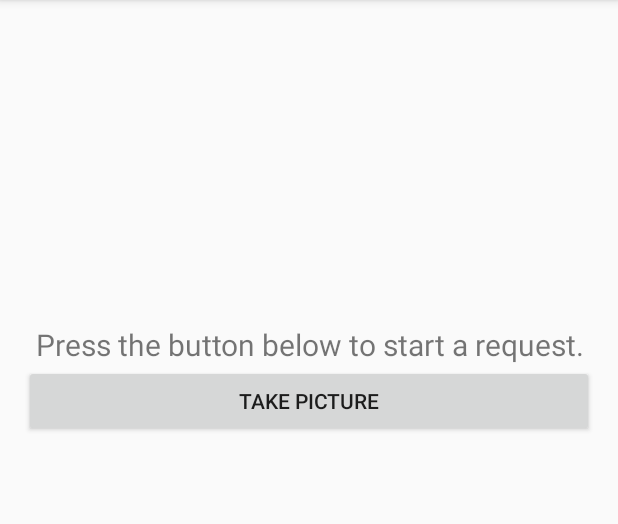
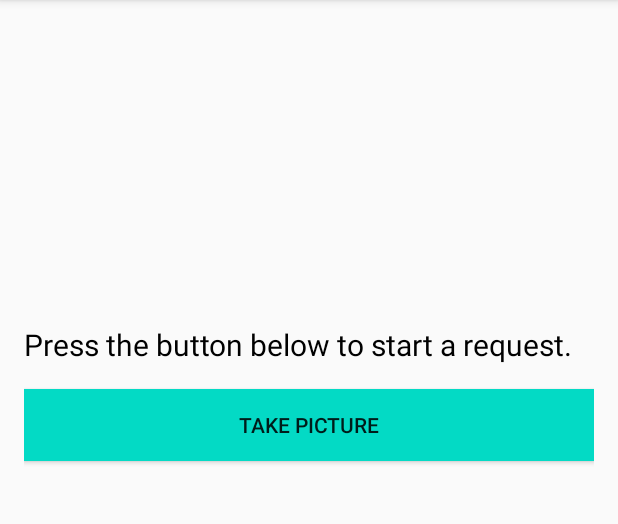
Before and after one commit to Tetrada32/CarsRecognition, an Android app: the screen it shows after launch (MainActivity), on a phone screen of 412 x 824 dp, the part 84-608 px from its top. Run offline under Robolectric (Android 15) with nearby library versions, the phone set to English and light mode, and no system bars; our stand-ins replace data binding; libraries missing offline, so code that uses them is left out: org.openalpr, org.openalpr.model.

Commit message:
code refactor

```diff
--- a/app/src/main/java/com/gahov/car_plate_recognition/app/ui/home/HomeFragment.kt
+++ b/app/src/main/java/com/gahov/car_plate_recognition/app/ui/home/HomeFragment.kt
@@ -1,33 +1,27 @@
 package com.gahov.car_plate_recognition.app.ui.home
 
-import android.Manifest
-import android.app.Activity.RESULT_OK
 import android.content.Context
 import android.content.Intent
-import android.content.pm.PackageManager
-import android.graphics.BitmapFactory
 import android.net.Uri
-import android.os.AsyncTask
 import android.os.Bundle
 import android.os.Environment
 import android.provider.MediaStore
-import android.util.Log
-import android.view.View
-import android.widget.Toast
-import androidx.core.app.ActivityCompat
-import androidx.core.content.ContextCompat
 import androidx.core.content.FileProvider
-import com.gahov.car_plate_recognition.BR
-import com.gahov.car_plate_recognition.BuildConfig
+import androidx.lifecycle.Observer
 import com.gahov.car_plate_recognition.R
 import com.gahov.car_plate_recognition.app.arch.BaseFragment
 import com.gahov.car_plate_recognition.app.ui.main.MainActivity
+import com.gahov.car_plate_recognition.app.util.Constants.AUTHORITY
+import com.gahov.car_plate_recognition.app.util.Constants.FLOAT
+import com.gahov.car_plate_recognition.app.util.Constants.JPEG_PREFIX
+import com.gahov.car_plate_recognition.app.util.Constants.JPEG_SUFFIX
+import com.gahov.car_plate_recognition.app.util.Constants.REQUEST_IMAGE
 import com.gahov.car_plate_recognition.app.util.ImageLoader
+import com.gahov.car_plate_recognition.app.util.extensions.toast
 import com.gahov.car_plate_recognition.databinding.HomeScreenFragmentBinding
 import com.google.gson.Gson
 import com.google.gson.JsonSyntaxException
 import org.koin.android.ext.android.inject
-import org.openalpr.OpenALPR
 import org.openalpr.model.Results
 import org.openalpr.model.ResultsError
 import java.io.File
@@ -36,24 +30,17 @@ import java.text.SimpleDateFormat
 import java.util.*
 
 class HomeFragment : BaseFragment<HomeScreenFragmentBinding>() {
-
-    private val viewModel: HomeViewModel by inject()
-    private val imageLoader: ImageLoader by inject()
-
     override fun getLayoutId() = R.layout.home_screen_fragment
 
     override fun initViewModel() = this
 
     override fun getCurrentDestinationId(): Int = R.id.homeFragment
 
-    override fun setSubscribers() {}
-
-    private val REQUEST_IMAGE = 100
-    private val STORAGE = 1
-    private var ANDROID_DATA_DIR: String? = null
+    private var androidDataDir: String? = null
     private var destination: File? = null
 
-    private val TAG: String = "TAG"
+    private val viewModel: HomeViewModel by inject()
+    private val imageLoader: ImageLoader by inject()
 
     lateinit var currentPhotoPath: String
     lateinit var saveContext: Context
@@ -64,7 +51,7 @@ class HomeFragment : BaseFragment<HomeScreenFragmentBinding>() {
         if (context != null) saveContext = context as Context
         if (activity != null) saveActivity = activity as MainActivity
 
-        ANDROID_DATA_DIR = activity?.applicationInfo?.dataDir
+        androidDataDir = saveActivity.applicationInfo?.dataDir
     }
 
     override fun onResume() {
@@ -77,61 +64,41 @@ class HomeFragment : BaseFragment<HomeScreenFragmentBinding>() {
         binding.presenter = null
     }
 
+    override fun setSubscribers() {
+        viewModel.recognitionResult.observe(this, Observer { setRecognitionResult(it) })
+    }
+
     override fun onActivityResult(
         requestCode: Int,
         resultCode: Int,
         data: Intent?
     ) {
         super.onActivityResult(requestCode, resultCode, data)
-        if (requestCode == REQUEST_IMAGE && resultCode == RESULT_OK) {
-            val openAlprConfFile =
-                ANDROID_DATA_DIR + File.separatorChar + "runtime_data" + File.separatorChar + "openalpr.conf"
-            val options = BitmapFactory.Options()
-            options.inSampleSize = 10
+        binding.textView.text = getString(R.string.processing)
 
-//            Picasso.with(this@MainActivity).load(destination).fit().centerCrop().into(imageView)
         imageLoader.loadImage(binding.imageView, destination)
-            binding.textView.text = "Processing"
-            AsyncTask.execute {
-                val result =
-                    OpenALPR.Factory.create(saveContext, ANDROID_DATA_DIR)
-                        .recognizeWithCountryRegionNConfig(
-                            "eu",
-                            "",
-                            destination?.absolutePath,
-                            openAlprConfFile,
-                            10
-                        )
+        viewModel.recognizePlateNumber(saveContext, androidDataDir, destination)
+    }
+
+    private fun setRecognitionResult(result: String) {
         try {
             val results: Results? = Gson().fromJson(result, Results::class.java)
-                    saveActivity.runOnUiThread {
-                        if (results?.results == null || results.results.size == 0) {
-                            Toast.makeText(
-                                saveContext,
-                                "It was not possible to detect the licence plate.",
-                                Toast.LENGTH_LONG
-                            ).show()
+            results.apply {
+                if (this?.results.isNullOrEmpty()) {
+                    showError(getString(R.string.recognizing_error_text))
+                } else {
                     binding.textView.text =
-                                "It was not possible to detect the licence plate."
-                        } else {
-                            binding.textView.text = ("Plate: " + results.results[0]
-                                .plate // Trim confidence to two decimal places
-                                    + " Confidence: " + String.format(
-                                "%.2f",
-                                results.results[0].confidence
-                            ) + "%" // Convert processing time to seconds and trim to two decimal places
-                                    + " Processing time: " + String.format(
-                                "%.2f",
-                                results.processingTimeMs / 1000.0 % 60
-                            ) + " seconds")
+                        (getString(R.string.plate_text)
+                            + results?.results?.get(0)?.plate
+                            + getString(R.string.confidence_text)
+                            + String.format(FLOAT, results?.results?.get(0)?.confidence)
+                            + getString(R.string.persent))
                      }
                  }
+
         } catch (exception: JsonSyntaxException) {
-                    val resultsError: ResultsError =
-                        Gson().fromJson(result, ResultsError::class.java)
-                    saveActivity.runOnUiThread { binding.textView.text = resultsError.msg }
-                }
-            }
+            val resultsError: ResultsError = Gson().fromJson(result, ResultsError::class.java)
+            showError(resultsError.msg)
         }
     }
 
@@ -139,11 +106,9 @@ class HomeFragment : BaseFragment<HomeScreenFragmentBinding>() {
     private fun createImageFile(): File {
         // Create an image file name
         val timeStamp: String = SimpleDateFormat("yyyyMMdd_HHmmss").format(Date())
-        val storageDir: File? = saveActivity.getExternalFilesDir(Environment.DIRECTORY_PICTURES)
+        val storageDir: File? = saveContext.getExternalFilesDir(Environment.DIRECTORY_PICTURES)
         return File.createTempFile(
-            "JPEG_${timeStamp}_", /* prefix */
-            ".jpg", /* suffix */
-            storageDir /* directory */
+            JPEG_PREFIX + "${timeStamp}_", JPEG_SUFFIX, storageDir
         ).apply {
             // Save a file: path for use with ACTION_VIEW intents
             currentPhotoPath = absolutePath
@@ -152,99 +117,29 @@ class HomeFragment : BaseFragment<HomeScreenFragmentBinding>() {
 
     fun dispatchTakePictureIntent() {
         Intent(MediaStore.ACTION_IMAGE_CAPTURE).also { takePictureIntent ->
-            // Ensure that there's a camera activity to handle the intent
-            takePictureIntent.resolveActivity(saveActivity.packageManager)?.also {
+            takePictureIntent.resolveActivity(saveContext.packageManager)?.also {
                 // Create the File where the photo should go
                 destination = try {
                     createImageFile()
                 } catch (ex: IOException) {
-                    // Error occurred while creating the File
+                    showError(ex.toString())
                     null
                 }
                 // Continue only if the File was successfully created
                 destination?.also {
                     val photoURI: Uri = FileProvider.getUriForFile(
-                        saveContext,
-                        BuildConfig.APPLICATION_ID + ".provider",
-                        it
-                    )
+                        saveContext, AUTHORITY, it)
                     takePictureIntent.putExtra(MediaStore.EXTRA_OUTPUT, photoURI)
                     startActivityForResult(takePictureIntent, REQUEST_IMAGE)
                 }
             }
         }
     }
+
+    private fun showError(message: String) {
+        message.apply {
+            saveContext.toast(this)
+            binding.textView.text = this
         }
-
-
-
-
-
-
-
-
-
-//    fun checkPermission() {
-//        val permissions: MutableList<String> =
-//            ArrayList()
-//        if (ContextCompat.checkSelfPermission(
-//                saveContext,
-//                Manifest.permission.WRITE_EXTERNAL_STORAGE
-//            ) !== PackageManager.PERMISSION_GRANTED
-//        ) {
-//            permissions.add(Manifest.permission.WRITE_EXTERNAL_STORAGE)
-//        }
-//        if (permissions.isNotEmpty()) {
-//            Toast.makeText(saveContext, "Storage access needed to manage the picture.", Toast.LENGTH_LONG)
-//                .show()
-//            val params = permissions.toTypedArray()
-//            ActivityCompat.requestPermissions(saveActivity, params, STORAGE)
-//        } else { // We already have permissions, so handle as normal
-//            dispatchTakePictureIntent()
-//        }
-//    }
-//
-//        override fun onRequestPermissionsResult(
-//        requestCode: Int,
-//        permissions: Array<String>,
-//        grantResults: IntArray
-//    ) {
-//        when (requestCode) {
-//            STORAGE -> {
-//                val perms: MutableMap<String, Int> =
-//                    HashMap()
-//                // Initial
-//                perms[Manifest.permission.WRITE_EXTERNAL_STORAGE] =
-//                    PackageManager.PERMISSION_GRANTED
-//                // Fill with results
-//                var i = 0
-//                while (i < permissions.size) {
-//                    perms[permissions[i]] = grantResults[i]
-//                    i++
-//                }
-//                // Check for WRITE_EXTERNAL_STORAGE
-//                val storage =
-//                    perms[Manifest.permission.WRITE_EXTERNAL_STORAGE] == PackageManager.PERMISSION_GRANTED
-//                if (storage) {
-//                    // permission was granted, yay!
-//                    dispatchTakePictureIntent()
-//                } else {
-//                    // Permission Denied
-//                    Toast.makeText(
-//                        saveContext,
-//                        "Storage permission is needed to analyse the picture.",
-//                        Toast.LENGTH_LONG
-//                    ).show()
-//                }
-//            }
-//            else -> {
-//            }
-//        }
-//    }
-//
-//    private fun dateToString(date: Date?, format: String?): String {
-//        val df =
-//            SimpleDateFormat(format, Locale.getDefault())
-//        return df.format(date)
-//    }
-//
+    }
+}
--- a/app/src/main/java/com/gahov/car_plate_recognition/app/ui/home/HomeViewModel.kt
+++ b/app/src/main/java/com/gahov/car_plate_recognition/app/ui/home/HomeViewModel.kt
@@ -1,6 +1,42 @@
 package com.gahov.car_plate_recognition.app.ui.home
 
+import android.content.Context
+import android.graphics.BitmapFactory
+import androidx.lifecycle.MutableLiveData
 import com.gahov.car_plate_recognition.app.arch.BaseCoroutinesViewModel
+import kotlinx.coroutines.Dispatchers
+import kotlinx.coroutines.launch
+import kotlinx.coroutines.withContext
+import org.openalpr.OpenALPR
+import java.io.File
 
 class HomeViewModel : BaseCoroutinesViewModel() {
+
+    private val options = BitmapFactory.Options()
+
+    val recognitionResult = MutableLiveData<String>()
+
+    fun recognizePlateNumber(
+        context: Context,
+        ANDROID_DATA_DIR: String?,
+        destination: File?
+    ) {
+        scope.launch {
+            withContext(Dispatchers.IO) {
+                val openAlprConfFile = ANDROID_DATA_DIR + File.separatorChar + "runtime_data" +
+                        File.separatorChar + "openalpr.conf"
+                options.inSampleSize = 10
+
+                val result = OpenALPR.Factory.create(context, ANDROID_DATA_DIR)
+                    .recognizeWithCountryRegionNConfig(
+                        "eu",
+                        "",
+                        destination?.absolutePath,
+                        openAlprConfFile,
+                        10
+                    )
+                recognitionResult.postValue(result)
+            }
+        }
+    }
 }
--- a/app/src/main/res/layout/home_screen_fragment.xml
+++ b/app/src/main/res/layout/home_screen_fragment.xml
@@ -1,7 +1,9 @@
 <?xml version="1.0" encoding="utf-8"?>
-<layout>
+<layout xmlns:android="http://schemas.android.com/apk/res/android"
+    xmlns:app="http://schemas.android.com/apk/res-auto">
 
     <data>
+
         <variable
             name="viewModel"
             type="com.gahov.car_plate_recognition.app.ui.home.HomeViewModel" />
@@ -11,37 +13,47 @@
             type="com.gahov.car_plate_recognition.app.ui.home.HomeFragment" />
     </data>
 
-    <LinearLayout xmlns:android="http://schemas.android.com/apk/res/android"
+    <androidx.constraintlayout.widget.ConstraintLayout
         xmlns:tools="http://schemas.android.com/tools"
         android:layout_width="match_parent"
         android:layout_height="match_parent"
         android:orientation="vertical"
-        android:paddingStart="16dp"
-        android:paddingTop="16dp"
-        android:paddingEnd="16dp"
-        android:paddingBottom="16dp"
+        android:padding="@dimen/grid_16"
         tools:context=".app.ui.main.MainActivity">
 
         <ImageView
             android:id="@+id/imageView"
-            android:layout_width="match_parent"
-            android:layout_height="200dp" />
+            android:layout_width="0dp"
+            android:layout_height="@dimen/grid_200"
+            app:layout_constraintEnd_toEndOf="parent"
+            app:layout_constraintStart_toStartOf="parent"
+            app:layout_constraintTop_toTopOf="parent"
+            android:contentDescription="@string/home_fragment_image_description" />
 
         <TextView
             android:id="@+id/textView"
-            android:layout_width="match_parent"
+            android:layout_width="0dp"
             android:layout_height="wrap_content"
             android:freezesText="true"
-            android:gravity="center_horizontal"
+            android:textColor="@color/colorBlack"
             android:text="@string/press_the_button_below_to_start_a_request"
-            android:textSize="20sp" />
+            android:textSize="@dimen/test_size_20"
+            app:layout_constraintEnd_toEndOf="parent"
+            app:layout_constraintStart_toStartOf="parent"
+            app:layout_constraintTop_toBottomOf="@id/imageView" />
 
         <Button
             android:id="@+id/button"
-            android:layout_width="match_parent"
+            android:layout_width="0dp"
             android:layout_height="wrap_content"
+            app:layout_constraintStart_toStartOf="parent"
+            app:layout_constraintEnd_toEndOf="parent"
+            android:background="@color/colorAccent"
+            app:cornerRadius="@dimen/grid_8"
+            android:layout_marginTop="@dimen/grid_16"
+            app:layout_constraintTop_toBottomOf="@id/textView"
             android:onClick="@{() -> presenter.dispatchTakePictureIntent()}"
             android:text="@string/take_picture" />
 
-    </LinearLayout>
+    </androidx.constraintlayout.widget.ConstraintLayout>
 </layout>
--- a/app/src/main/res/values/colors.xml
+++ b/app/src/main/res/values/colors.xml
@@ -3,4 +3,5 @@
     <color name="colorPrimary">#6200EE</color>
     <color name="colorPrimaryDark">#3700B3</color>
     <color name="colorAccent">#03DAC5</color>
+    <color name="colorBlack">#000000</color>
 </resources>
--- /dev/null
+++ b/app/src/main/res/values/dimens.xml
@@ -0,0 +1,9 @@
+<?xml version="1.0" encoding="utf-8"?>
+<resources>
+    <dimen name="grid_8">8dp</dimen>
+    <dimen name="grid_16">16dp</dimen>
+    <dimen name="grid_200">200dp</dimen>
+
+    <dimen name="test_size_20">20sp</dimen>
+
+</resources>
--- a/app/src/main/res/values/strings.xml
+++ b/app/src/main/res/values/strings.xml
@@ -1,5 +1,14 @@
 <resources>
+<!--    General -->
     <string name="app_name">car_plate_recognition</string>
+<!--    Home fragment -->
+    <string name="take_picture">Take Picture</string>
+    <string name="processing">Processing</string>
     <string name="press_the_button_below_to_start_a_request">Press the button below to start a request.</string>
-    <string name="take_picture">Take Picture</string>
+    <string name="home_fragment_image_description">Here you can find the photo you have made by using Camera</string>
+<!--    Errors -->
+    <string name="recognizing_error_text">It was not possible to detect the licence plate.</string>
+    <string name="plate_text">\"Plate: \"</string>
+    <string name="confidence_text">\" Confidence: \"</string>
+    <string name="persent">%</string>
 </resources>
```
Also changed, not shown: app/src/main/java/com/gahov/car_plate_recognition/app/util/Constants.kt (added, +19 -0 lines), app/src/main/java/com/gahov/car_plate_recognition/app/util/extensions/extensions.kt (added, +9 -0 lines). Lines whose indentation alone changed are shown as unchanged.
